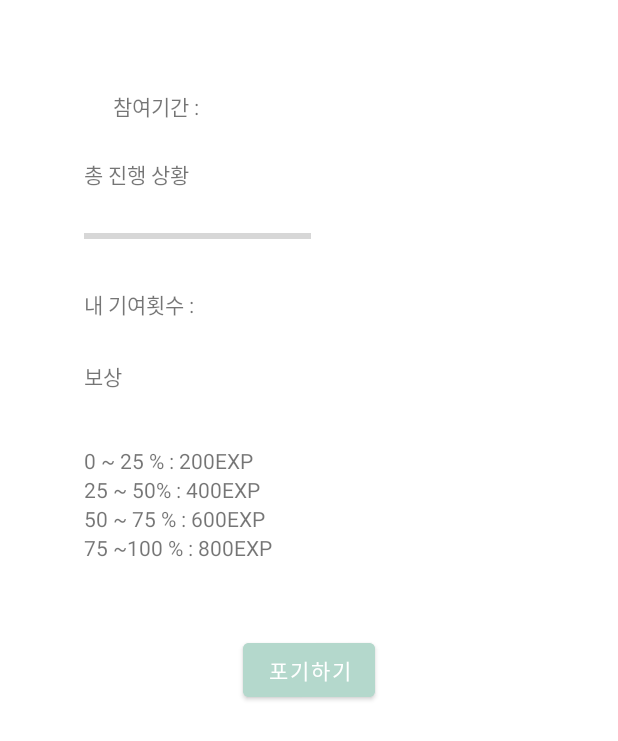
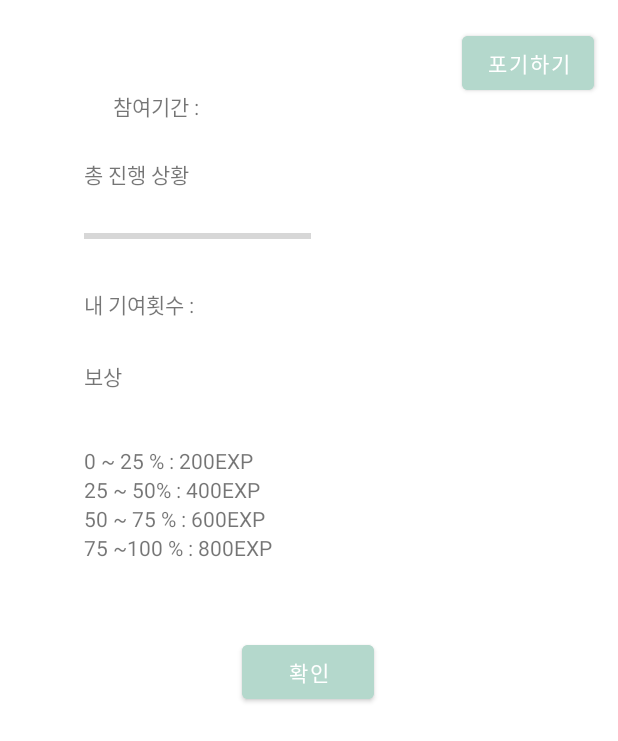
Before and after one commit to 2021-SMHRD-KDT-New-IoT-1/Game-health-counter, an Android app: the layout popup.xml on its own in the app's theme, with its tools: preview values and no code run, on a phone screen of 412 x 824 dp. Shown: the top 741 px of the screen. Run offline under Robolectric (Android 15) with nearby library versions, the phone set to English and light mode, and no system bars; network calls fail.

Commit message:
노하은

```diff
--- a/app/src/main/res/layout/popup.xml
+++ b/app/src/main/res/layout/popup.xml
@@ -4,6 +4,20 @@
     xmlns:tools="http://schemas.android.com/tools"
     android:layout_width="match_parent"
     android:layout_height="match_parent">
+
+    <Button
+        android:id="@+id/btn_commit"
+        android:layout_width="wrap_content"
+        android:layout_height="wrap_content"
+        android:layout_marginTop="48dp"
+        android:backgroundTint="#B4D8CC"
+        android:text="확인"
+        app:layout_constraintBottom_toBottomOf="parent"
+        app:layout_constraintEnd_toEndOf="parent"
+        app:layout_constraintHorizontal_bias="0.498"
+        app:layout_constraintStart_toStartOf="parent"
+        app:layout_constraintTop_toBottomOf="@+id/textView22"
+        app:layout_constraintVertical_bias="0.003" />
 
     <TextView
         android:id="@+id/textView22"
@@ -103,14 +117,13 @@
         android:id="@+id/btn_giveUp"
         android:layout_width="wrap_content"
         android:layout_height="wrap_content"
-        android:layout_marginTop="48dp"
+        android:layout_marginEnd="16dp"
         android:backgroundTint="#B4D8CC"
         android:text="포기하기"
         app:layout_constraintBottom_toBottomOf="parent"
         app:layout_constraintEnd_toEndOf="parent"
-        app:layout_constraintStart_toStartOf="parent"
-        app:layout_constraintTop_toBottomOf="@+id/textView22"
-        app:layout_constraintVertical_bias="0.0" />
+        app:layout_constraintTop_toTopOf="parent"
+        app:layout_constraintVertical_bias="0.023" />
 
     <TextView
         android:id="@+id/tv_score"
```
Also changed, not shown: app/src/main/java/com/bang/project/Fragment3.java (+37 -2 lines), app/src/main/res/layout/popup2.xml (+18 -4 lines), app/src/main/res/layout/popup3.xml (+18 -4 lines).
